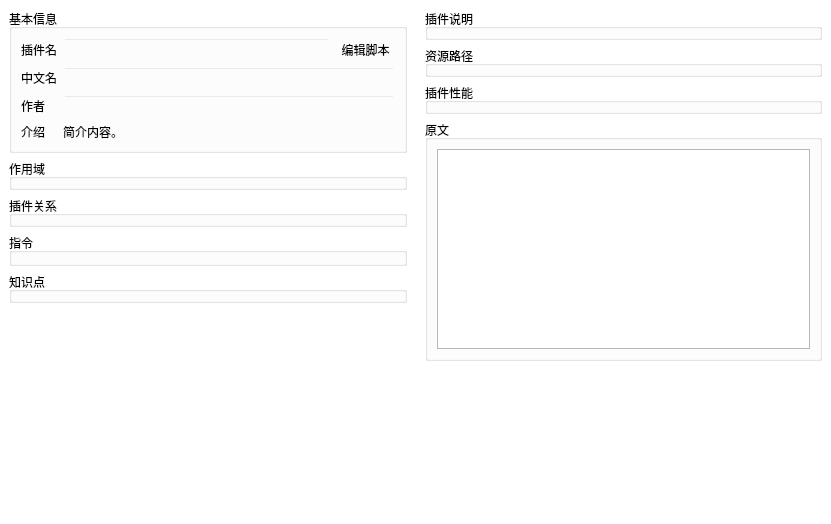
This is DrillPluginInformationReader/Source/InformationModule/pluginDetailPart/p_PluginDetailPart.ui in DrillUp/DrillPluginInformationReader as Qt 5 draws it before an edit. The edited form follows.
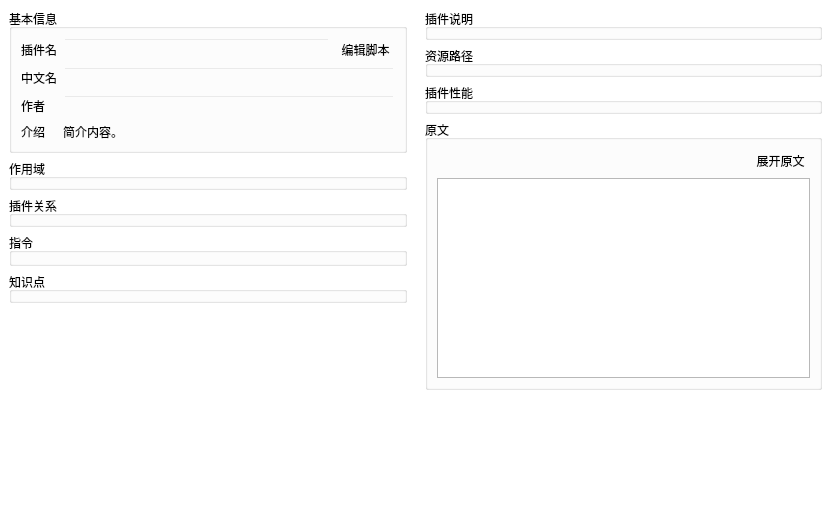
This is the edited form. Icons and pictures are not drawn.

Commit message: 添加了版本日志和展开原文的功能。

The edit to the form file:
```diff
--- a/DrillPluginInformationReader/Source/InformationModule/pluginDetailPart/p_PluginDetailPart.ui
+++ b/DrillPluginInformationReader/Source/InformationModule/pluginDetailPart/p_PluginDetailPart.ui
@@ -389,11 +389,41 @@
           </item>
           <item>
            <widget class="QGroupBox" name="groupBox_2">
+            <property name="styleSheet">
+             <string notr="true">
+QToolButton{
+	border: 1px solid transparent;
+	background: rgba(255,255,255,0);
+}
+QToolButton:hover{
+	border-radius:1px;
+	border:1px solid #f2ca58;
+	background-color: qlineargradient(spread:pad, x1:0, y1:0, x2:0, y2:1, stop:0 #fdecad, stop:0.3 #fde48c, stop:0.9 #fce58c, stop:1 #fdfadf )
+}
+QToolButton:pressed{
+	border-radius:1px;
+	border:1px solid #f2ca58;
+	background-color: #FDF4BF;
+}</string>
+            </property>
             <property name="title">
              <string>原文</string>
             </property>
-            <layout class="QVBoxLayout" name="verticalLayout">
-             <item>
+            <layout class="QGridLayout" name="gridLayout">
+             <item row="0" column="0">
+              <spacer name="horizontalSpacer">
+               <property name="orientation">
+                <enum>Qt::Horizontal</enum>
+               </property>
+               <property name="sizeHint" stdset="0">
+                <size>
+                 <width>40</width>
+                 <height>20</height>
+                </size>
+               </property>
+              </spacer>
+             </item>
+             <item row="1" column="0" colspan="2">
               <widget class="QPlainTextEdit" name="plainTextEdit_orgHelp">
                <property name="minimumSize">
                 <size>
@@ -406,6 +436,23 @@
                </property>
               </widget>
              </item>
+             <item row="0" column="1">
+              <widget class="QToolButton" name="toolButton_expandOrg">
+               <property name="styleSheet">
+                <string notr="true"/>
+               </property>
+               <property name="text">
+                <string>展开原文</string>
+               </property>
+               <property name="icon">
+                <iconset resource="../../../drillplugininformationreader.qrc">
+                 <normaloff>:/DrillPluginInformationReader/Resources/icons/menu/attr_hasTool.png</normaloff>:/DrillPluginInformationReader/Resources/icons/menu/attr_hasTool.png</iconset>
+               </property>
+               <property name="toolButtonStyle">
+                <enum>Qt::ToolButtonTextBesideIcon</enum>
+               </property>
+              </widget>
+             </item>
             </layout>
            </widget>
           </item>
```
The commit also changes 18 other files.
